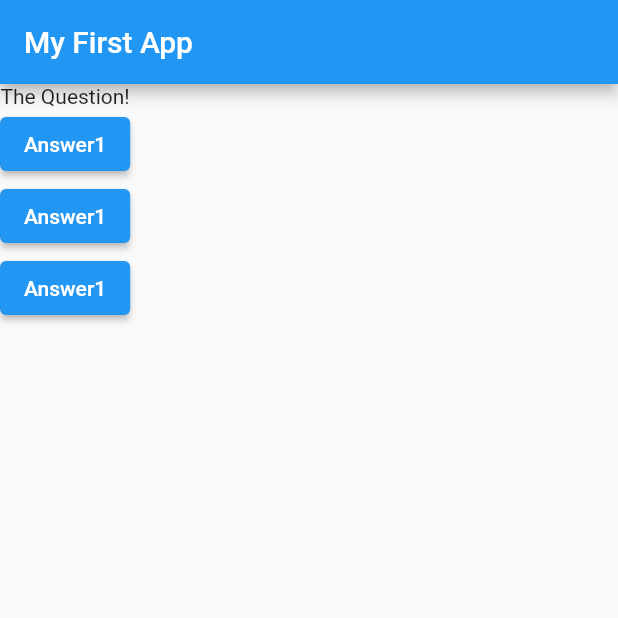
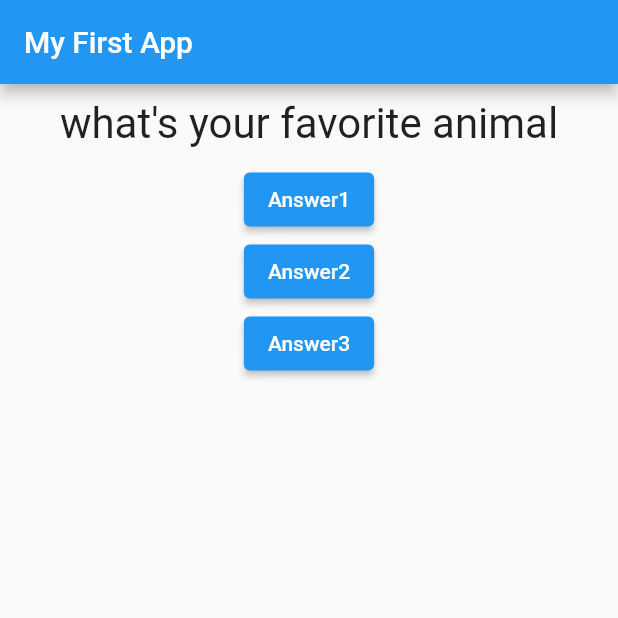
Before and after one commit to Yessin-Jarraya/flutter_complete_guidee, a Flutter app: the screen it shows after launch, after a tap on "Answer1", on a phone screen of 412 x 824 dp, the top half of it. Run offline on Flutter 3.47's test engine with Material 2 defaults, Android fonts, the phone set to English and light mode, and no system bars.

Commit message:
Added Question.dart and added Style to Question Text

```diff
--- a/lib/main.dart
+++ b/lib/main.dart
@@ -1,11 +1,25 @@
 import 'package:flutter/material.dart';
+
+
+import './question.dart';
 
 void main() {
   runApp(MyApp());
 }
 
-class MyApp extends StatelessWidget {
-  void answerQuestion(){
+class MyApp extends StatefulWidget {
+  @override
+  State<StatefulWidget> createState() {
+    return _MyAppState();
+  }
+}
+class _MyAppState extends State<MyApp>{
+  var _questionIndex=0;
+  void _answerQuestion(){
+    setState(() {
+      _questionIndex++;
+    });
+    print(_questionIndex);
     print('Answer Chosen!');
   }
   @override
@@ -18,20 +32,21 @@ class MyApp extends StatelessWidget {
       home: Scaffold(
           appBar: AppBar(
             title: Text("My First App"),
+
           ),
           body: Column(
             children: [
-              Text('The Question!'),
+              Question(questions[_questionIndex]),
              ElevatedButton(
                 child: Text('Answer1'),
-                onPressed: answerQuestion,
+                onPressed: _answerQuestion,
               ),
               ElevatedButton(
-                child: Text('Answer1'),
-                onPressed: answerQuestion,
+                child: Text('Answer2'),
+                onPressed: _answerQuestion,
               ),
               ElevatedButton(
-                child: Text('Answer1'),
+                child: Text('Answer3'),
                 onPressed: ()=>print("Nice One"),
               ),
             ],
--- /dev/null
+++ b/lib/question.dart
@@ -0,0 +1,19 @@
+import 'package:flutter/material.dart';
+
+class Question extends StatelessWidget {
+  final String questionText;
+
+  Question(this.questionText);
+
+  @override
+  Widget build(BuildContext context) {
+    return Container(
+      width: double.infinity,
+      margin: EdgeInsets.all(10),
+      child: Text(
+      questionText,
+      style: TextStyle(fontSize: 28),
+      textAlign: TextAlign.center,
+    ),);
+  }
+}
```
